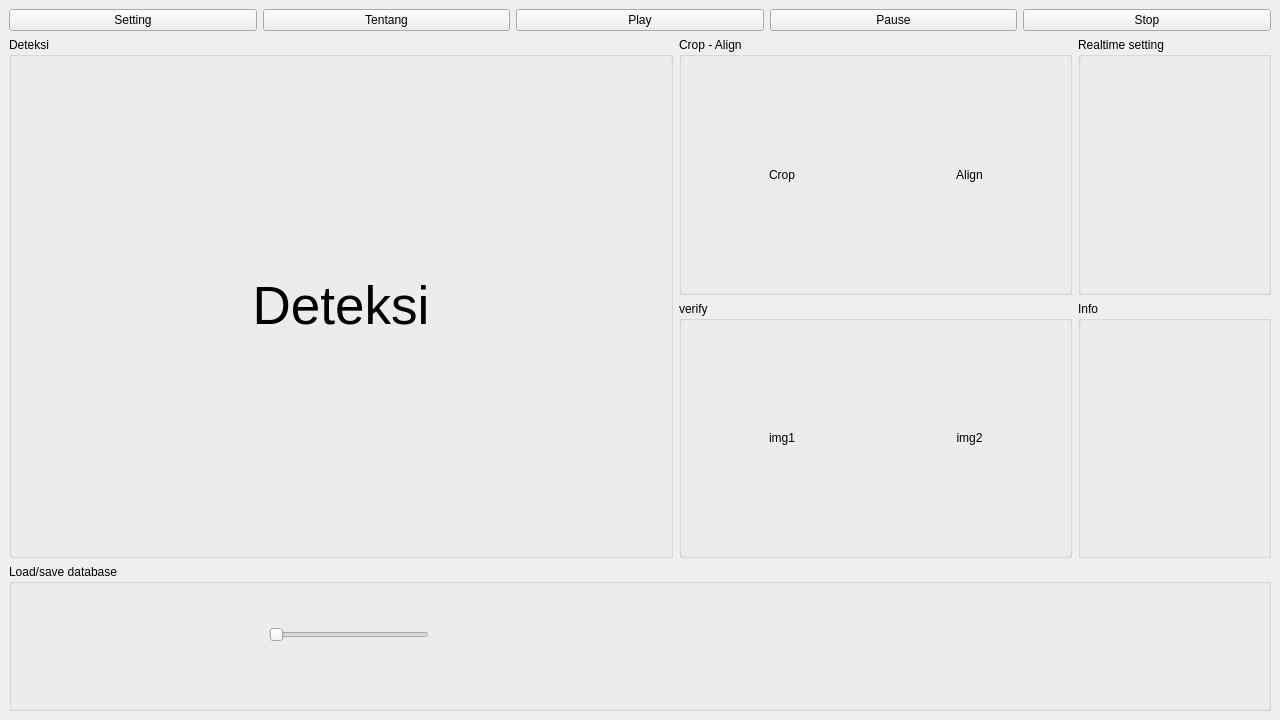
Old version of the form desain_v1.ui in the repository yusufpraditya/face-recognition-app.
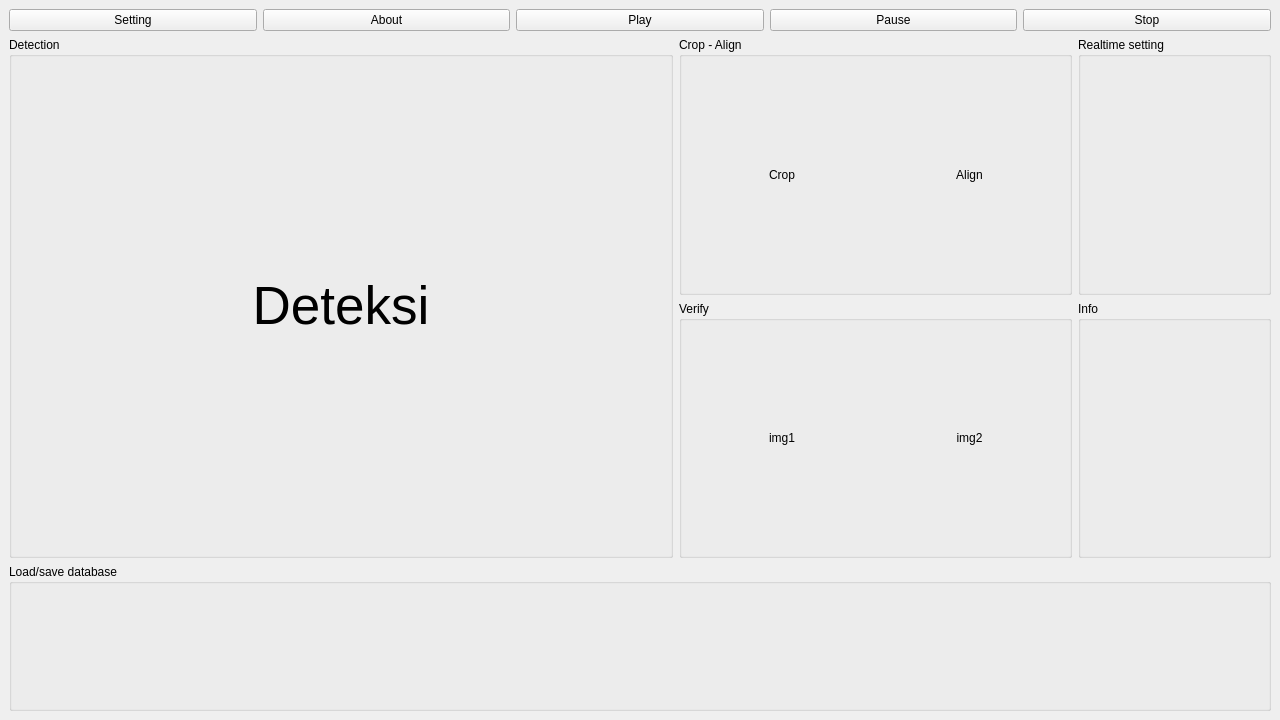
New version of the form.

Patch:
```diff
--- a/desain_v1.ui
+++ b/desain_v1.ui
@@ -14,6 +14,12 @@
    <string>MainWindow</string>
   </property>
   <widget class="QWidget" name="centralwidget">
+   <property name="minimumSize">
+    <size>
+     <width>1280</width>
+     <height>720</height>
+    </size>
+   </property>
    <layout class="QGridLayout" name="gridLayout_2">
     <item row="0" column="0">
      <widget class="QPushButton" name="pushButton">
@@ -25,7 +31,7 @@
     <item row="0" column="1">
      <widget class="QPushButton" name="pushButton_2">
       <property name="text">
-       <string>Tentang</string>
+       <string>About</string>
       </property>
      </widget>
     </item>
@@ -41,7 +47,7 @@
       <item row="1" column="0" rowspan="2" colspan="2">
        <widget class="QGroupBox" name="groupBox_4">
         <property name="title">
-         <string>Deteksi</string>
+         <string>Detection</string>
         </property>
         <layout class="QHBoxLayout" name="horizontalLayout">
          <item>
@@ -116,7 +122,7 @@
       <item row="2" column="2" colspan="2">
        <widget class="QGroupBox" name="groupBox_6">
         <property name="title">
-         <string>verify</string>
+         <string>Verify</string>
         </property>
         <layout class="QHBoxLayout" name="horizontalLayout_2">
          <item>
@@ -154,19 +160,6 @@
         <property name="title">
          <string>Load/save database</string>
         </property>
-        <widget class="QSlider" name="horizontalSlider">
-         <property name="geometry">
-          <rect>
-           <x>260</x>
-           <y>60</y>
-           <width>160</width>
-           <height>22</height>
-          </rect>
-         </property>
-         <property name="orientation">
-          <enum>Qt::Horizontal</enum>
-         </property>
-        </widget>
        </widget>
       </item>
      </layout>
```
Left out of the diff: 10 changed lines with no effect on the pictures.
